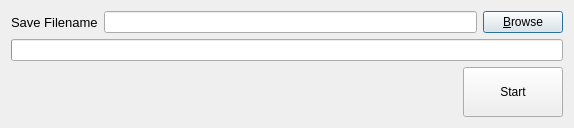
Before: the Qt Designer form Src/stitchdialog.ui in Vivx701/QuickStitch, drawn with Qt 5.
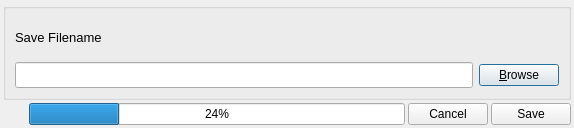
After: the same form once the commit is applied.

Commit message: updated stitch dialog

The edit to the form file:
```diff
--- a/Src/stitchdialog.ui
+++ b/Src/stitchdialog.ui
@@ -32,8 +32,30 @@
    <bool>true</bool>
   </property>
   <layout class="QVBoxLayout" name="verticalLayout">
+   <property name="spacing">
+    <number>3</number>
+   </property>
+   <property name="sizeConstraint">
+    <enum>QLayout::SetNoConstraint</enum>
+   </property>
+   <property name="leftMargin">
+    <number>3</number>
+   </property>
+   <property name="topMargin">
+    <number>3</number>
+   </property>
+   <property name="rightMargin">
+    <number>3</number>
+   </property>
+   <property name="bottomMargin">
+    <number>3</number>
+   </property>
    <item>
-    <layout class="QHBoxLayout" name="horizontalLayout">
+    <widget class="QGroupBox" name="groupBox">
+     <property name="title">
+      <string/>
+     </property>
+     <layout class="QVBoxLayout" name="verticalLayout_2">
      <item>
       <widget class="QLabel" name="label">
        <property name="font">
@@ -47,7 +69,27 @@
       </widget>
      </item>
      <item>
-      <widget class="QLineEdit" name="savePathlineEdit"/>
+       <layout class="QHBoxLayout" name="horizontalLayout_3">
+        <item>
+         <widget class="QLineEdit" name="savePathlineEdit">
+          <property name="minimumSize">
+           <size>
+            <width>0</width>
+            <height>0</height>
+           </size>
+          </property>
+          <property name="font">
+           <font>
+            <pointsize>11</pointsize>
+           </font>
+          </property>
+          <property name="frame">
+           <bool>true</bool>
+          </property>
+          <property name="readOnly">
+           <bool>true</bool>
+          </property>
+         </widget>
      </item>
      <item>
       <widget class="QPushButton" name="browseButton">
@@ -58,34 +100,56 @@
      </item>
     </layout>
    </item>
-   <item>
-    <widget class="QProgressBar" name="stitchProgressBar">
-     <property name="value">
-      <number>0</number>
-     </property>
-     <property name="textVisible">
-      <bool>false</bool>
-     </property>
-     <property name="textDirection">
-      <enum>QProgressBar::TopToBottom</enum>
-     </property>
+     </layout>
     </widget>
    </item>
    <item>
-    <layout class="QHBoxLayout" name="horizontalLayout_2">
+    <layout class="QHBoxLayout" name="horizontalLayout">
      <item>
       <spacer name="horizontalSpacer">
        <property name="orientation">
         <enum>Qt::Horizontal</enum>
        </property>
+       <property name="sizeType">
+        <enum>QSizePolicy::Fixed</enum>
+       </property>
        <property name="sizeHint" stdset="0">
         <size>
-         <width>40</width>
+         <width>26</width>
          <height>20</height>
         </size>
        </property>
       </spacer>
      </item>
+     <item>
+      <widget class="QProgressBar" name="progressBar">
+       <property name="value">
+        <number>24</number>
+       </property>
+      </widget>
+     </item>
+     <item>
+      <widget class="QPushButton" name="cancelButton">
+       <property name="sizePolicy">
+        <sizepolicy hsizetype="Fixed" vsizetype="Fixed">
+         <horstretch>0</horstretch>
+         <verstretch>0</verstretch>
+        </sizepolicy>
+       </property>
+       <property name="minimumSize">
+        <size>
+         <width>0</width>
+         <height>0</height>
+        </size>
+       </property>
+       <property name="styleSheet">
+        <string notr="true"/>
+       </property>
+       <property name="text">
+        <string>Cancel</string>
+       </property>
+      </widget>
+     </item>
      <item>
       <widget class="QPushButton" name="saveButton">
        <property name="sizePolicy">
@@ -96,15 +160,15 @@
        </property>
        <property name="minimumSize">
         <size>
-         <width>100</width>
-         <height>50</height>
+         <width>0</width>
+         <height>0</height>
         </size>
        </property>
        <property name="styleSheet">
         <string notr="true"/>
        </property>
        <property name="text">
-        <string>Start</string>
+        <string>Save</string>
        </property>
       </widget>
      </item>
```
Lines whose indentation alone changed are shown as unchanged. The commit also changes 3 other files.
